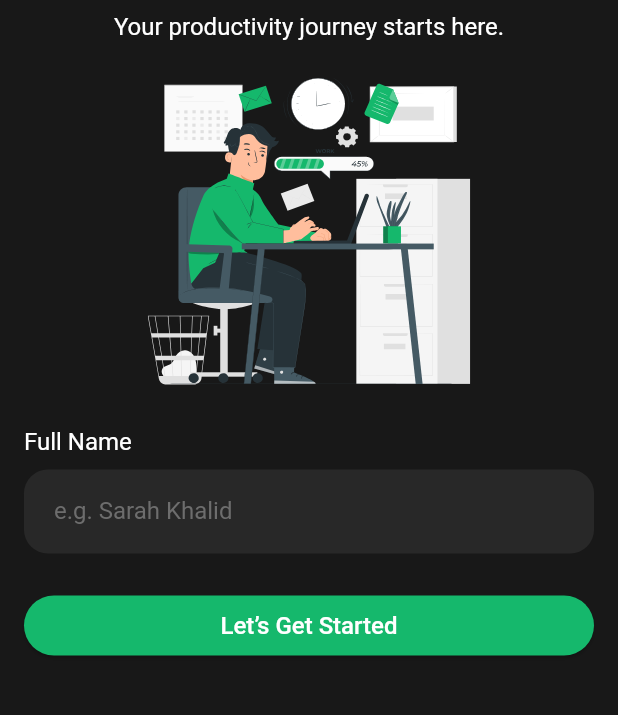
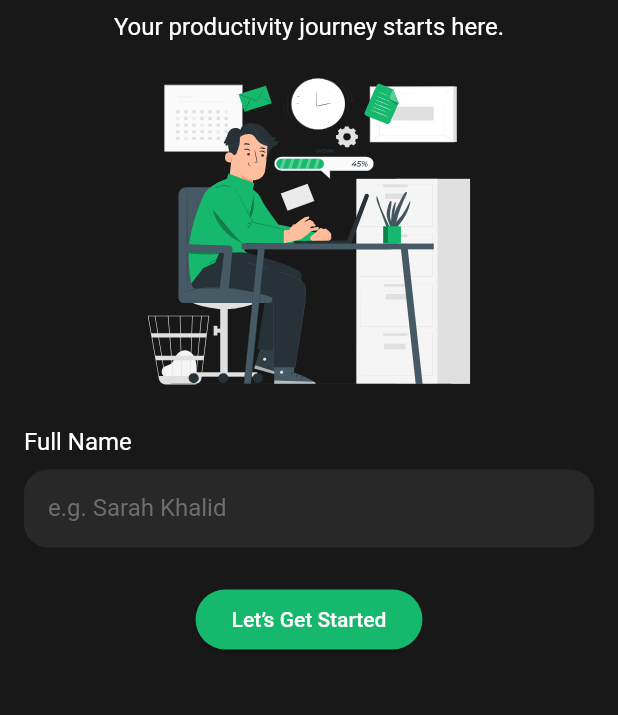
Before and after one commit to MonicaSaeed/Flutter-Tasky-Project, a Flutter app: the screen it shows after launch, on a phone screen of 412 x 824 dp, the part 291-1006 px from its top. Run offline on Flutter 3.47's test engine with Material 3 defaults, Android fonts, the phone set to English and light mode, and no system bars; our stand-ins replace flutter_svg, shared_preferences.

Commit message:
use provider as state management to manage theme
added dark and light theme

```diff
--- a/tasky_project/lib/core/components/custom_task_details.dart
+++ b/tasky_project/lib/core/components/custom_task_details.dart
@@ -18,9 +18,7 @@ class CustomTaskDetails extends StatelessWidget {
             SizedBox(height: 4),
             Text(
               task.description,
-              style: Theme.of(context).textTheme.displaySmall?.copyWith(
-                    color: const Color(0xFFC6C6C6D),
-                  ),
+              style: Theme.of(context).textTheme.displaySmall,
             ),
           ],
         ),
--- /dev/null
+++ b/tasky_project/lib/core/theme/dark_theme.dart
@@ -0,0 +1,154 @@
+import 'package:flutter/material.dart';
+
+ThemeData darkTheme = ThemeData(
+  useMaterial3: true,
+  brightness: Brightness.dark,
+  colorScheme: const ColorScheme.dark(
+    primaryContainer: Color(0xFF282828),
+    secondary: Color(0XFFC6C6C6),
+  ),
+  scaffoldBackgroundColor: const Color(0xFF181818),
+  appBarTheme: const AppBarTheme(
+    backgroundColor: Color(0xFF181818),
+    titleTextStyle: TextStyle(
+      color: Color(0xFFFFFCFC),
+      fontSize: 20,
+    ),
+    centerTitle: true,
+    iconTheme: IconThemeData(
+      color: Color(0xFFFFFCFC),
+    ),
+  ),
+  switchTheme: SwitchThemeData(
+    trackColor: WidgetStateProperty.resolveWith((states) {
+      if (states.contains(WidgetState.selected)) {
+        return const Color(0xFF15B86C);
+      }
+      return Colors.white;
+    }),
+    thumbColor: WidgetStateProperty.resolveWith((states) {
+      if (states.contains(WidgetState.selected)) {
+        return Colors.white;
+      }
+      return const Color(0xFF9E9E9E);
+    }),
+    trackOutlineColor: WidgetStateProperty.resolveWith((states) {
+      if (states.contains(WidgetState.selected)) {
+        return Colors.transparent;
+      }
+      return const Color(0xFF9E9E9E);
+    }),
+    trackOutlineWidth: WidgetStateProperty.resolveWith((states) {
+      if (states.contains(WidgetState.selected)) {
+        return 0;
+      }
+      return 2;
+    }),
+  ),
+  elevatedButtonTheme: ElevatedButtonThemeData(
+    style: ButtonStyle(
+      backgroundColor: WidgetStateProperty.all(const Color(0XFF15B86C)),
+      foregroundColor: WidgetStateProperty.all(const Color(0xFFFFFCFC)),
+      textStyle: WidgetStateProperty.all(
+        const TextStyle(
+          fontSize: 14,
+          fontWeight: FontWeight.w500,
+        ),
+      ),
+    ),
+  ),
+  textButtonTheme: TextButtonThemeData(
+      style: ButtonStyle(
+    foregroundColor: WidgetStateProperty.all(const Color(0xFFFFFCFC)),
+  )),
+  floatingActionButtonTheme: const FloatingActionButtonThemeData(
+    backgroundColor: Color(0xFF15B86C),
+    foregroundColor: Color(0xFFFFFCFC),
+    extendedTextStyle: TextStyle(
+      fontSize: 14,
+      fontWeight: FontWeight.w500,
+    ),
+  ),
+  textTheme: const TextTheme(
+    displayLarge: TextStyle(
+      fontSize: 28,
+      color: Color(0xFFFFFFFF),
+      fontWeight: FontWeight.w400,
+    ),
+    displayMedium: TextStyle(
+      fontSize: 24,
+      color: Color(0xFFFFFFFF),
+      fontWeight: FontWeight.w400,
+    ),
+    displaySmall: TextStyle(
+      fontSize: 16,
+      color: Color(0xFFFFFFFF),
+      fontWeight: FontWeight.w400,
+    ),
+  ),
+  inputDecorationTheme: InputDecorationTheme(
+    hintStyle: const TextStyle(
+      color: Color(0xFF6D6D6D),
+    ),
+    filled: true,
+    fillColor: const Color(0xFF282828),
+    border: OutlineInputBorder(
+      borderRadius: BorderRadius.circular(16),
+      borderSide: BorderSide.none,
+    ),
+    errorBorder: OutlineInputBorder(
+      borderRadius: BorderRadius.circular(16),
+      borderSide: const BorderSide(
+        color: Colors.red,
+        width: 0.5,
+      ),
+    ),
+  ),
+  checkboxTheme: CheckboxThemeData(
+    side: const BorderSide(
+      color: Color(0xFF6E6E6E),
+      width: 2,
+    ),
+    shape: RoundedRectangleBorder(
+      borderRadius: BorderRadius.circular(4),
+    ),
+  ),
+  iconTheme: const IconThemeData(
+    color: Color(0xFFFFFCFC),
+  ),
+  listTileTheme: const ListTileThemeData(
+    titleTextStyle: TextStyle(
+      color: Color(0xFFFFFCFC),
+      fontSize: 16,
+      fontWeight: FontWeight.w400,
+    ),
+  ),
+  dividerTheme: const DividerThemeData(color: Color(0xFF6E6E6E)),
+  textSelectionTheme: const TextSelectionThemeData(
+    cursorColor: Colors.white,
+    selectionColor: Colors.black,
+    selectionHandleColor: Colors.white,
+  ),
+  bottomNavigationBarTheme: const BottomNavigationBarThemeData(
+    backgroundColor: Color(0xFF181818),
+    type: BottomNavigationBarType.fixed,
+    unselectedItemColor: Color(0xFFC6C6C6),
+    selectedItemColor: Color(0xFF15B86C),
+  ),
+  splashFactory: NoSplash.splashFactory,
+  popupMenuTheme: PopupMenuThemeData(
+    color: const Color(0xFF181818),
+    shape: RoundedRectangleBorder(
+      side: const BorderSide(color: Color(0xFF15B86C), width: 1),
+      borderRadius: BorderRadius.circular(16),
+    ),
+    elevation: 2,
+    shadowColor: const Color(0xFF15B86C),
+    labelTextStyle: WidgetStateProperty.all(
+      const TextStyle(
+        fontSize: 20,
+        fontWeight: FontWeight.w400,
+      ),
+    ),
+  ),
+);
--- /dev/null
+++ b/tasky_project/lib/core/theme/light_theme.dart
@@ -0,0 +1,173 @@
+import 'package:flutter/material.dart';
+
+ThemeData lightTheme = ThemeData(
+  useMaterial3: true,
+  brightness: Brightness.light,
+  colorScheme: const ColorScheme.light(
+    primaryContainer: Color(0xFFFFFFFF),
+    secondary: Color(0xFF3A4640),
+  ),
+  scaffoldBackgroundColor: const Color(0xFFF6F7F9),
+  appBarTheme: const AppBarTheme(
+    backgroundColor: Color(0xFFF6F7F9),
+    titleTextStyle: TextStyle(
+      color: Color(0xFF161F1B),
+      fontSize: 20,
+    ),
+    centerTitle: true,
+    iconTheme: IconThemeData(
+      color: Color(0xFF161F1B),
+    ),
+  ),
+  switchTheme: SwitchThemeData(
+    trackColor: WidgetStateProperty.resolveWith((states) {
+      if (states.contains(WidgetState.selected)) {
+        return const Color(0xFF15B86C);
+      }
+      return Colors.white;
+    }),
+    thumbColor: WidgetStateProperty.resolveWith((states) {
+      if (states.contains(WidgetState.selected)) {
+        return Colors.white;
+      }
+      return const Color(0xFF9E9E9E);
+    }),
+    trackOutlineColor: WidgetStateProperty.resolveWith((states) {
+      if (states.contains(WidgetState.selected)) {
+        return Colors.transparent;
+      }
+      return const Color(0xFF9E9E9E);
+    }),
+    trackOutlineWidth: WidgetStateProperty.resolveWith((states) {
+      if (states.contains(WidgetState.selected)) {
+        return 0;
+      }
+      return 2;
+    }),
+  ),
+  elevatedButtonTheme: ElevatedButtonThemeData(
+    style: ButtonStyle(
+      backgroundColor: WidgetStateProperty.all(const Color(0XFF15B86C)),
+      foregroundColor: WidgetStateProperty.all(const Color(0xFFFFFCFC)),
+      textStyle: WidgetStateProperty.all(
+        const TextStyle(
+          fontSize: 14,
+          fontWeight: FontWeight.w500,
+        ),
+      ),
+    ),
+  ),
+  textButtonTheme: TextButtonThemeData(
+    style: ButtonStyle(
+      foregroundColor: WidgetStateProperty.all(Colors.black),
+    ),
+  ),
+  floatingActionButtonTheme: const FloatingActionButtonThemeData(
+    backgroundColor: Color(0xFF15B86C),
+    foregroundColor: Color(0xFFFFFCFC),
+    extendedTextStyle: TextStyle(
+      fontSize: 14,
+      fontWeight: FontWeight.w500,
+    ),
+  ),
+  textTheme: const TextTheme(
+    displayLarge: TextStyle(
+      fontSize: 28,
+      color: Color(0xFF161F1B),
+      fontWeight: FontWeight.w400,
+    ),
+    displayMedium: TextStyle(
+      fontSize: 24,
+      color: Color(0xFF161F1B),
+      fontWeight: FontWeight.w400,
+    ),
+    displaySmall: TextStyle(
+      fontSize: 16,
+      color: Color(0xFF161F1B),
+      fontWeight: FontWeight.w400,
+    ),
+  ),
+  inputDecorationTheme: InputDecorationTheme(
+    hintStyle: const TextStyle(
+      color: Color(0xFF9E9E9E),
+    ),
+    filled: true,
+    fillColor: const Color(0xFFFFFFFF),
+    focusColor: const Color(0xFFD1DAD6),
+    errorBorder: OutlineInputBorder(
+      borderRadius: BorderRadius.circular(16),
+      borderSide: const BorderSide(
+        color: Colors.red,
+        width: 0.5,
+      ),
+    ),
+    focusedBorder: OutlineInputBorder(
+      borderRadius: BorderRadius.circular(16),
+      borderSide: const BorderSide(
+        color: Color(0xFFD1DAD6),
+        width: 0.5,
+      ),
+    ),
+    enabledBorder: OutlineInputBorder(
+      borderRadius: BorderRadius.circular(16),
+      borderSide: const BorderSide(
+        color: Color(0xFFD1DAD6),
+        width: 0.5,
+      ),
+    ),
+    border: OutlineInputBorder(
+      borderRadius: BorderRadius.circular(16),
+      borderSide: const BorderSide(
+        color: Color(0xFFD1DAD6),
+        width: 0.5,
+      ),
+    ),
+  ),
+  checkboxTheme: CheckboxThemeData(
+    side: const BorderSide(
+      color: Color(0xFFD1DAD6),
+      width: 2,
+    ),
+    shape: RoundedRectangleBorder(
+      borderRadius: BorderRadius.circular(4),
+    ),
+  ),
+  iconTheme: const IconThemeData(
+    color: Color(0xFF161F1B),
+  ),
+  listTileTheme: const ListTileThemeData(
+    titleTextStyle: TextStyle(
+      color: Color(0xFF161F1B),
+      fontSize: 16,
+      fontWeight: FontWeight.w400,
+    ),
+  ),
+  dividerTheme: const DividerThemeData(color: Color(0xFFD1DAD6)),
+  textSelectionTheme: const TextSelectionThemeData(
+    cursorColor: Colors.black,
+    selectionColor: Colors.white,
+    selectionHandleColor: Colors.black,
+  ),
+  bottomNavigationBarTheme: const BottomNavigationBarThemeData(
+    backgroundColor: Color(0xFFF6F7F9),
+    type: BottomNavigationBarType.fixed,
+    unselectedItemColor: Color(0xFF3A4640),
+    selectedItemColor: Color(0xFF14A662),
+  ),
+  splashFactory: NoSplash.splashFactory,
+  popupMenuTheme: PopupMenuThemeData(
+    color: const Color(0xFFF6F7F9),
+    shape: RoundedRectangleBorder(
+      borderRadius: BorderRadius.circular(16),
+    ),
+    elevation: 2,
+    shadowColor: const Color(0xFF15B86C),
+    labelTextStyle: WidgetStateProperty.all(
+      const TextStyle(
+        fontSize: 20,
+        fontWeight: FontWeight.w400,
+        color: Colors.black,
+      ),
+    ),
+  ),
+);
--- /dev/null
+++ b/tasky_project/lib/core/theme/theme_controller.dart
@@ -0,0 +1,28 @@
+import 'package:flutter/material.dart';
+
+import '../constants/storage_key.dart';
+import '../services/preferences_manager.dart';
+
+class ThemeController {
+  static final ValueNotifier<ThemeMode> themeNotifier =
+      ValueNotifier(ThemeMode.dark); // Default to dark mode
+
+  //
+  init() {
+    bool result = PreferencesManager().getBool(StorageKey.theme) ?? true;
+    themeNotifier.value = result ? ThemeMode.dark : ThemeMode.light;
+  }
+
+  static toggleTheme() async {
+    if (themeNotifier.value == ThemeMode.dark) {
+      themeNotifier.value = ThemeMode.light;
+      await PreferencesManager().setBool(StorageKey.theme, false);
+    } else {
+      themeNotifier.value = ThemeMode.dark;
+      await PreferencesManager().setBool(StorageKey.theme, true);
+    }
+  }
+
+  // Helper method to check current mode
+  static bool isDark() => themeNotifier.value == ThemeMode.dark;
+}
--- a/tasky_project/lib/features/home/tasks_screen.dart
+++ b/tasky_project/lib/features/home/tasks_screen.dart
@@ -63,10 +63,7 @@ class _TasksScreenState extends State<TasksScreen> {
                       style: Theme.of(context).textTheme.displayMedium,
                     ),
                     Text('One task at a time.One step closer.',
-                        style: Theme.of(context)
-                            .textTheme
-                            .displaySmall
-                            ?.copyWith(color: const Color(0xFFC6C6C6D))),
+                        style: Theme.of(context).textTheme.displaySmall),
                   ],
                 ),
                 SizedBox(width: 32),
@@ -75,7 +72,6 @@ class _TasksScreenState extends State<TasksScreen> {
                   height: 42,
                   decoration: BoxDecoration(
                     shape: BoxShape.circle,
-                    color: const Color(0xFF282828),
                   ),
                   child: Center(
                     child: SvgPicture.asset(
@@ -125,7 +121,6 @@ class _TasksScreenState extends State<TasksScreen> {
                         height: 60,
                         width: double.infinity,
                         decoration: BoxDecoration(
-                          color: const Color(0xFF282828),
                           borderRadius: BorderRadius.circular(8),
                         ),
                         child: CustomTaskDetails(task: task)),
--- a/tasky_project/lib/features/profile/profile_screen.dart
+++ b/tasky_project/lib/features/profile/profile_screen.dart
@@ -1,4 +1,6 @@
 import 'package:flutter/material.dart';
+
+import '../../core/theme/theme_controller.dart';
 
 class ProfileScreen extends StatelessWidget {
   const ProfileScreen({super.key});
@@ -17,6 +19,10 @@ class ProfileScreen extends StatelessWidget {
                 style: Theme.of(context).textTheme.displayLarge,
               ),
               SizedBox(height: 16),
+              Switch(
+                value: ThemeController.isDark(),
+                onChanged: (val) => ThemeController.toggleTheme(),
+              )
             ],
           ),
         ),
--- a/tasky_project/lib/main.dart
+++ b/tasky_project/lib/main.dart
@@ -4,13 +4,15 @@ import 'package:tasky_project/features/welcome/home_screen.dart';
 
 import 'core/constants/storage_key.dart';
 import 'core/services/preferences_manager.dart';
+import 'core/theme/dark_theme.dart';
+import 'core/theme/light_theme.dart';
+import 'core/theme/theme_controller.dart';
 
 void main() async {
   WidgetsFlutterBinding.ensureInitialized(); // Ensures binding is ready
   await PreferencesManager().init(); // Initialize the singleton instance
-  await PreferencesManager().remove(StorageKey.username);
-
-  final String? name = PreferencesManager().getString(StorageKey.username);
+  // await PreferencesManager().remove(StorageKey.username);
+  ThemeController().init();
   runApp(MyApp());
 }
 
@@ -19,103 +21,20 @@ class MyApp extends StatelessWidget {
 
   @override
   Widget build(BuildContext context) {
-    return MaterialApp(
-      debugShowCheckedModeBanner: false,
-      title: 'Flutter Demo',
-      theme: ThemeData(
-        scaffoldBackgroundColor: Color(0xFF181818),
-        textTheme: const TextTheme(
-          displayLarge: TextStyle(
-            fontSize: 28,
-            color: Color(0xFFFFFFFF),
-            fontWeight: FontWeight.w400,
-          ),
-          displayMedium: TextStyle(
-            fontSize: 24,
-            color: Color(0xFFFFFFFF),
-            fontWeight: FontWeight.w400,
-          ),
-          displaySmall: TextStyle(
-            fontSize: 16,
-            color: Color(0xFFFFFFFF),
-            fontWeight: FontWeight.w400,
-          ),
-        ),
-        elevatedButtonTheme: ElevatedButtonThemeData(
-          style: ElevatedButton.styleFrom(
-            backgroundColor: const Color(0xFF15B86C),
-            foregroundColor: const Color(0xFFFFFFFF),
-            fixedSize: Size(MediaQuery.of(context).size.width, 40),
-            textStyle: const TextStyle(
-              fontSize: 16,
-              fontWeight: FontWeight.w500,
-            ),
-          ),
-        ),
-        inputDecorationTheme: InputDecorationTheme(
-          filled: true,
-          fillColor: const Color(0xFF282828),
-          contentPadding: const EdgeInsets.symmetric(
-            horizontal: 16,
-            vertical: 18,
-          ),
-          border: OutlineInputBorder(
-            borderRadius: BorderRadius.circular(16),
-            borderSide: BorderSide.none,
-          ),
-          hintStyle: const TextStyle(
-            color: Color(0xFF6D6D6D),
-            fontSize: 16,
-          ),
-        ),
-        switchTheme: SwitchThemeData(
-          trackColor: WidgetStateProperty.resolveWith(
-            (states) {
-              if (states.contains(WidgetState.selected)) {
-                return const Color(0xFF15B86C);
-              } else {
-                return const Color(0xFFFFFFFF);
-              }
-            },
-          ),
-          thumbColor: WidgetStateProperty.resolveWith(
-            (states) {
-              if (states.contains(WidgetState.selected)) {
-                return const Color(0xFFFFFFFF);
-              } else {
-                return const Color(0xFF9E9E9E);
-              }
-            },
-          ),
-          trackOutlineColor: WidgetStateProperty.resolveWith(
-            (states) {
-              if (states.contains(WidgetState.selected)) {
-                return Colors.transparent;
-              } else {
-                return const Color(0xFF9E9E9E);
-              }
-            },
-          ),
-          trackOutlineWidth: WidgetStateProperty.resolveWith(
-            (states) {
-              if (states.contains(WidgetState.selected)) {
-                return 0.0;
-              } else {
-                return 2.0;
-              }
-            },
-          ),
-        ),
-        bottomNavigationBarTheme: BottomNavigationBarThemeData(
-          backgroundColor: Color(0xFF181818),
-          type: BottomNavigationBarType.fixed,
-          unselectedItemColor: Color(0xFFC6C6C6),
-          selectedItemColor: Color(0xFF15B86C),
-        ),
-      ),
-      home: PreferencesManager().getString(StorageKey.username) == null
-          ? HomeScreen()
-          : NavMainScreen(),
+    return ValueListenableBuilder<ThemeMode>(
+      valueListenable: ThemeController.themeNotifier,
+      builder: (context, ThemeMode themeMode, Widget? child) {
+        return MaterialApp(
+          title: 'Tasky App',
+          debugShowCheckedModeBanner: false,
+          theme: lightTheme,
+          darkTheme: darkTheme,
+          themeMode: themeMode,
+          home: PreferencesManager().getString(StorageKey.username) == null
+              ? HomeScreen()
+              : NavMainScreen(),
+        );
+      },
     );
   }
 }
--- a/tasky_project/pubspec.yaml
+++ b/tasky_project/pubspec.yaml
@@ -37,6 +37,7 @@ dependencies:
   cupertino_icons: ^1.0.8
   flutter_svg: ^2.1.0
   shared_preferences: ^2.5.3
+  provider: ^6.1.5
 
 dev_dependencies:
   flutter_test:
```
